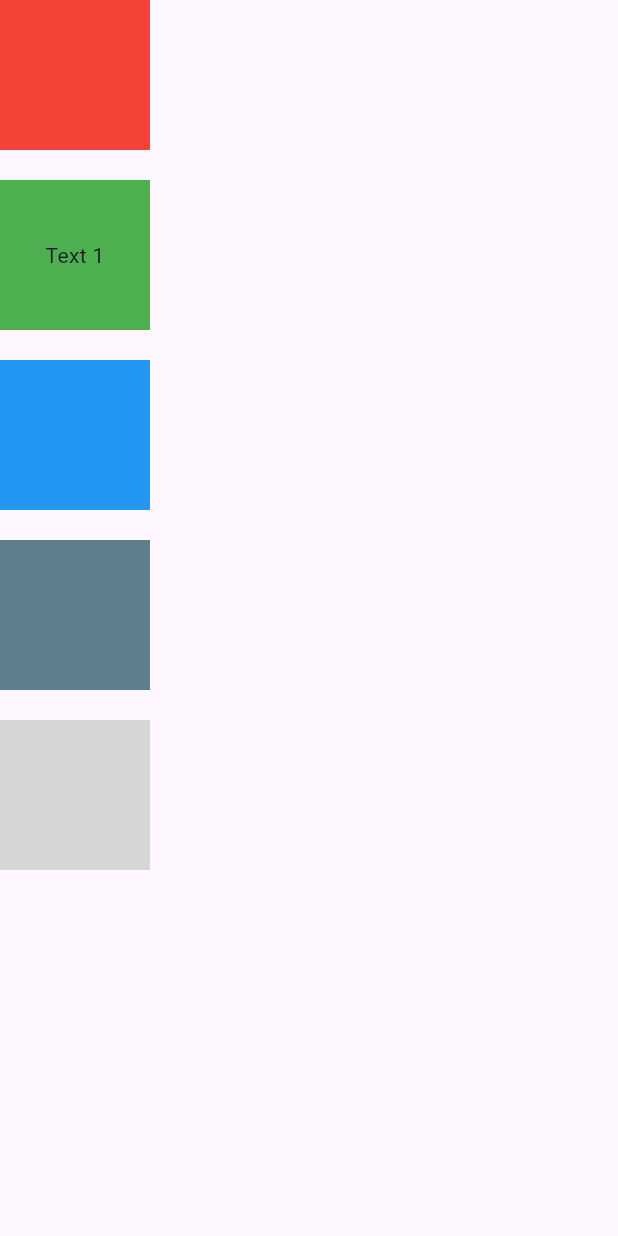
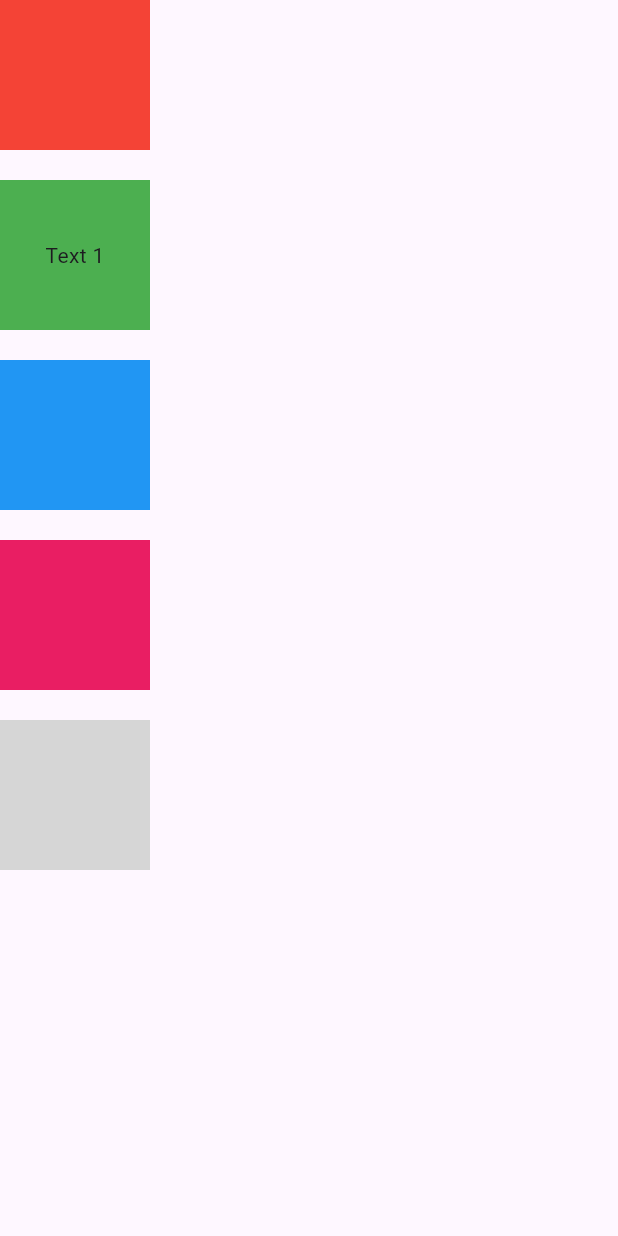
Before and after one commit to manju2019/my_first_flutter_app, a Flutter app: the screen it shows after launch, on a phone screen of 412 x 824 dp. Run offline on Flutter 3.47's test engine with Material 3 defaults, Android fonts, the phone set to English and light mode, and no system bars; network calls fail; grey boxes are pictures that could not be loaded.

Commit message:
Color Change

```diff
--- a/lib/main.dart
+++ b/lib/main.dart
@@ -40,7 +40,7 @@ class MyApp extends StatelessWidget {
               Container(
              width: 100,
              height: 100,
-             color:Colors.blueGrey
+             color:Colors.pink
              ),
              SizedBox(height: 20,),
              Image.network(
```
